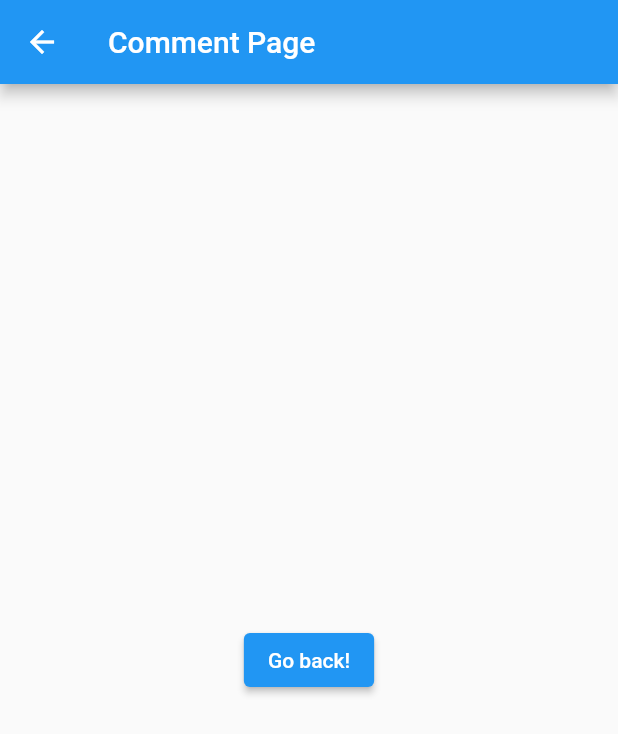
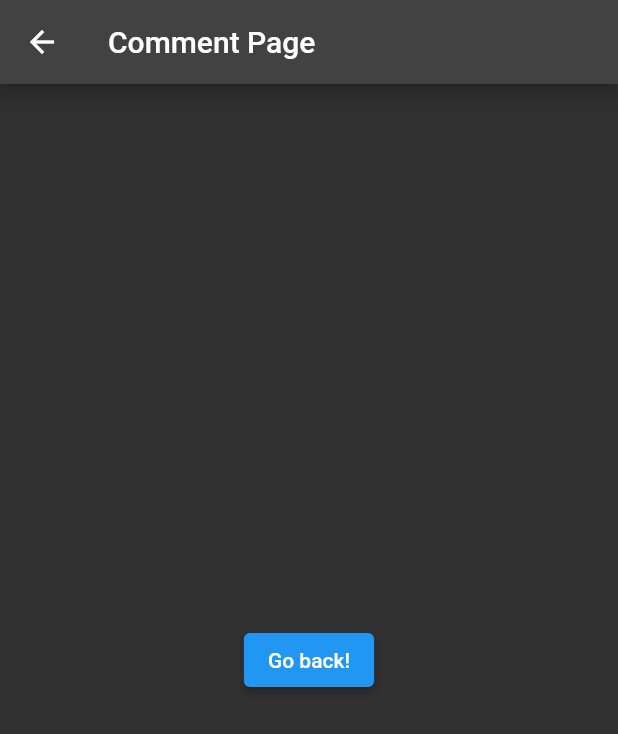
Before and after one commit to ishikurak73/hnnews, a Flutter app: the CommentScreen screen opened directly with empty values, on a phone screen of 412 x 824 dp. Shown: the top 734 px of the screen. Run offline on Flutter 3.47's test engine with Material 2 defaults, Android fonts, the phone set to English and light mode, and no system bars; our stand-ins replace get, get_storage, infinite_scroll_pagination, jiffy, webview_flutter; accounts and stored records are empty; network calls fail; statements that could not run were skipped.

Commit message:
updated theme

```diff
--- /dev/null
+++ b/lib/theme/dark_theme.dart
@@ -0,0 +1,29 @@
+import 'package:flutter/material.dart';
+
+class DarkTheme {
+  static ThemeData theme = ThemeData.dark().copyWith(
+    brightness: Brightness.dark,
+
+    // colorScheme: const ColorScheme(
+    //   brightness: Brightness.dark,
+    //   surface: Colors.pink,
+    //   onSurface: Colors.black,
+    //   primary: Colors.red,
+    //   onPrimary: Colors.red,
+    //   primaryVariant: Colors.grey,
+    //   secondary: Colors.red,
+    //   secondaryVariant: Colors.grey,
+    //   onSecondary: Colors.white,
+    //   background: Colors.grey,
+    //   onBackground: Colors.grey,
+    //   error: Colors.grey,
+    //   onError: Colors.grey,
+    // ),
+    // textTheme: const TextTheme(
+    //     // caption: TextStyle(fontSize: 117.0, color: Colors.yellow),
+    //     ),
+    // textTheme: const TextTheme(
+    //   headline1: TextStyle(color: Colors.red, fontSize: 12),
+    // ),
+  );
+}
--- /dev/null
+++ b/lib/theme/light_theme.dart
@@ -0,0 +1,29 @@
+import 'package:flutter/material.dart';
+
+class LightTheme {
+  static ThemeData theme = ThemeData.light().copyWith(
+    brightness: Brightness.light,
+
+    // colorScheme: const ColorScheme(
+    //   brightness: Brightness.dark,
+    //   surface: Colors.pink,
+    //   onSurface: Colors.black,
+    //   primary: Colors.red,
+    //   onPrimary: Colors.red,
+    //   primaryVariant: Colors.grey,
+    //   secondary: Colors.red,
+    //   secondaryVariant: Colors.grey,
+    //   onSecondary: Colors.white,
+    //   background: Colors.grey,
+    //   onBackground: Colors.grey,
+    //   error: Colors.grey,
+    //   onError: Colors.grey,
+    // ),
+    // textTheme: const TextTheme(
+    //     // caption: TextStyle(fontSize: 117.0, color: Colors.yellow),
+    //     ),
+    // textTheme: const TextTheme(
+    //   headline1: TextStyle(color: Colors.red, fontSize: 12),
+    // ),
+  );
+}
--- /dev/null
+++ b/lib/theme/theme.dart
@@ -0,0 +1,8 @@
+import 'package:flutter/material.dart';
+import 'package:hnnews/theme/dark_theme.dart';
+import 'package:hnnews/theme/light_theme.dart';
+
+class CustomTheme {
+  static ThemeData dark = DarkTheme.theme;
+  static ThemeData light = LightTheme.theme;
+}
```
Also changed, not shown: lib/main.dart (+3 -4 lines).
